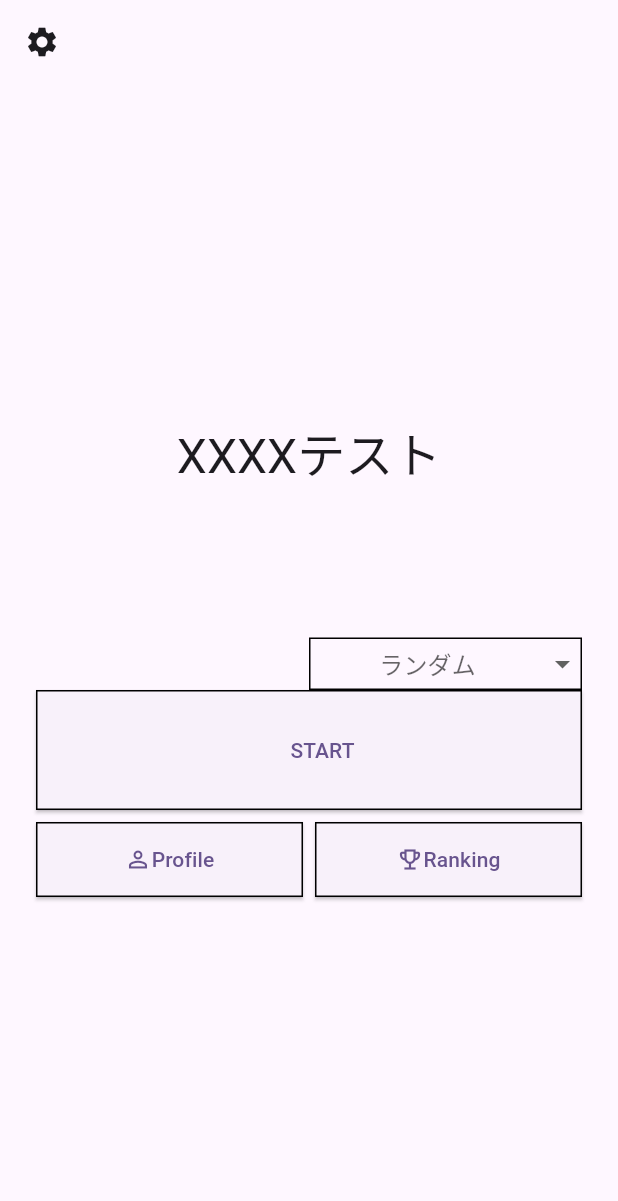
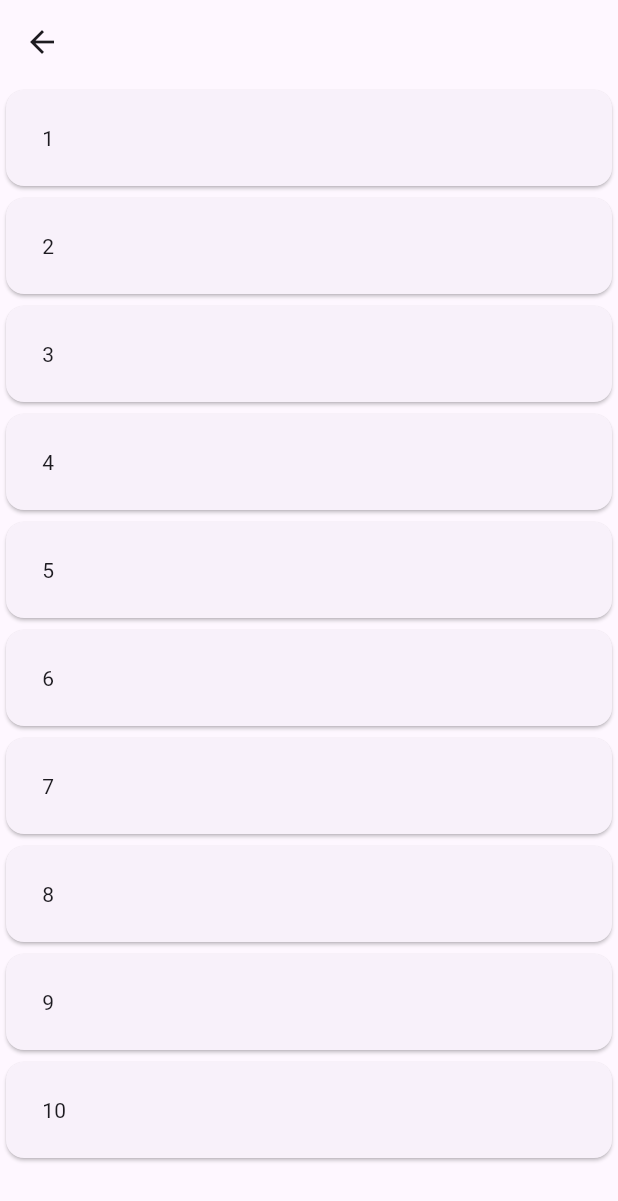
Before and after one commit to Issei-Hiramatsu/team_pampers, a Flutter app: the screen it shows once a user with an empty profile is signed in, after a tap on "Ranking", on a phone screen of 412 x 824 dp. Shown: the top 1201 px of the screen. Run offline on Flutter 3.47's test engine with Material 2 defaults, Android fonts, the light colour scheme and no system bars; drawn by our look-alikes of flutter_animate; our stand-ins replace cloud_firestore, connectivity_plus, firebase_auth, firebase_core, firebase_storage, flutter_hooks and 7 more; missing offline and left inert: dart:ffi; accounts and stored records are empty.

Commit message:
add: ランキング画面を作成

```diff
--- a/lib/pages/home_page/home_page.dart
+++ b/lib/pages/home_page/home_page.dart
@@ -3,6 +3,7 @@ import 'dart:ffi';
 import 'package:flutter/material.dart';
 import 'package:hooks_riverpod/hooks_riverpod.dart';
 import 'package:team_pampers/pages/profile_page/profile_page.dart';
+import 'package:team_pampers/pages/ranking_page/ranking_page.dart';
 import 'package:team_pampers/widgets/custom_button.dart';
 import 'package:team_pampers/widgets/drawer.dart';
 import 'package:team_pampers/pages/home_page/components/home_dropdown_button.dart';
@@ -100,7 +101,13 @@ class HomePage extends HookConsumerWidget {
                   Expanded(
                     child: SizedBox(
                       height: 50,
-                      child: CustomButton(onPressed: (){}, icon: Icons.emoji_events_outlined,text: 'Ranking',),
+                      child: CustomButton(onPressed: (){
+                        Navigator.push(
+                          context,
+                          RankingPage.route(
+                          ),
+                        );
+                      }, icon: Icons.emoji_events_outlined,text: 'Ranking',),
                     ),
                   ),
                 ],
--- /dev/null
+++ b/lib/pages/ranking_page/components/ranking_card.dart
@@ -0,0 +1,28 @@
+import 'package:flutter/material.dart';
+
+class RankingCard extends StatelessWidget {
+  const RankingCard({super.key,
+    required this.number,
+    // required this.image, required this.userName
+  });
+
+  final int number;
+  // final Image image;
+  // final String userName;
+
+  @override
+  Widget build(BuildContext context) {
+    return Card(
+      child: Padding(
+        padding: EdgeInsets.symmetric(horizontal: 24),
+        child: Row(
+          children: [
+            Text('$number'),
+
+
+          ],
+        ),
+      ),
+    );
+  }
+}
--- /dev/null
+++ b/lib/pages/ranking_page/ranking_page.dart
@@ -0,0 +1,63 @@
+import 'package:flutter/material.dart';
+import 'package:hooks_riverpod/hooks_riverpod.dart';
+import 'package:team_pampers/features/user/user.dart';
+import 'package:team_pampers/pages/ranking_page/components/ranking_card.dart';
+import 'package:team_pampers/pages/sign_in_page/sign_in_page.dart';
+import 'package:team_pampers/widgets/widgets.dart';
+
+class RankingPage extends HookConsumerWidget {
+  const RankingPage({super.key});
+
+  static Route<dynamic> route() {
+    return MaterialPageRoute<dynamic>(
+      builder: (_) => const RankingPage(),
+    );
+  }
+
+  @override
+  Widget build(BuildContext context,WidgetRef ref) {
+    final fetchUser = ref.watch(fetchUserDataProvider);
+    return fetchUser.when(
+        data: (user) => user != null ?
+        Scaffold(
+          appBar: AppBar(),
+          body: Center(
+            child: ListView.builder(
+              itemCount: 10,
+              itemBuilder: (BuildContext context, int index){
+                final number = index + 1;
+                return SizedBox(
+                  height: 72,
+                  child: RankingCard(
+                    number: number,
+                  ),
+                );
+              },
+          ),
+        ),
+      ):SignInPage(),
+      error: (error, stackTrace) => ErrorPage(
+        error: error,
+        onTapReload: () => ref.invalidate(fetchUserDataProvider),
+      ),
+      loading: () => const Loading(),
+    );
+    // return Scaffold(
+    //   appBar: AppBar(),
+    //   body: Center(
+    //     child: ListView.builder(
+    //         itemBuilder: (BuildContext context, int index){
+    //           return Card(
+    //             child: Row(
+    //               children: [
+    //                 Text('$index'),
+    //                 AssetImage()
+    //               ],
+    //             ),
+    //           );
+    //         },
+    //     ),
+    //   ),
+    // );
+  }
+}
```
